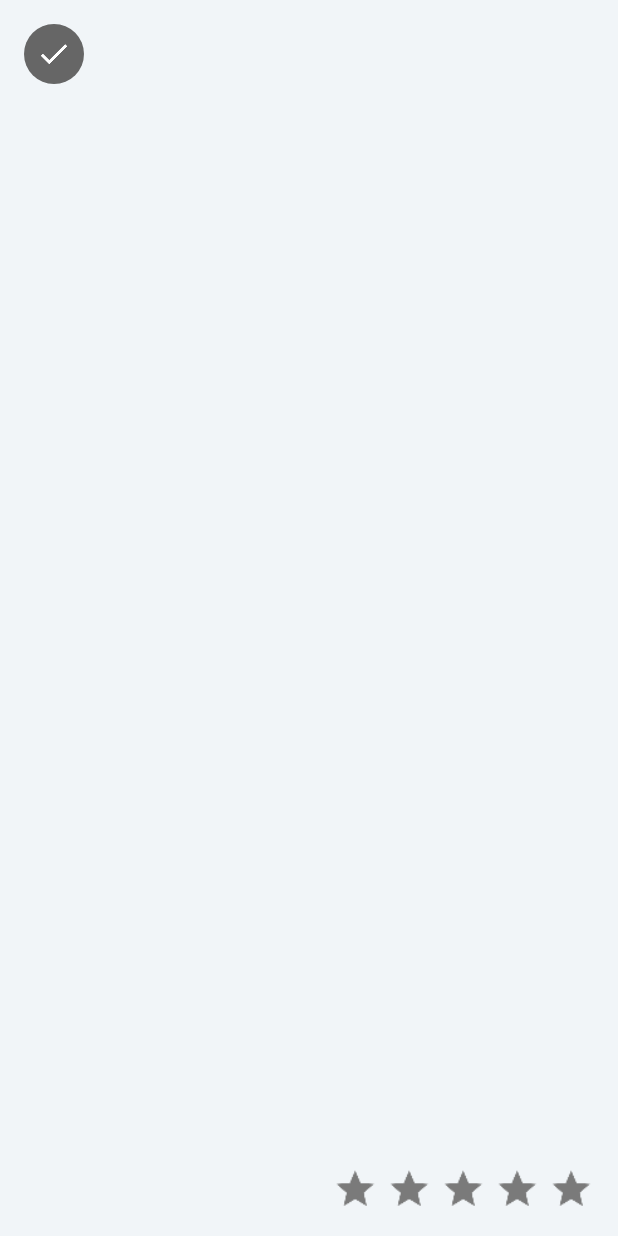
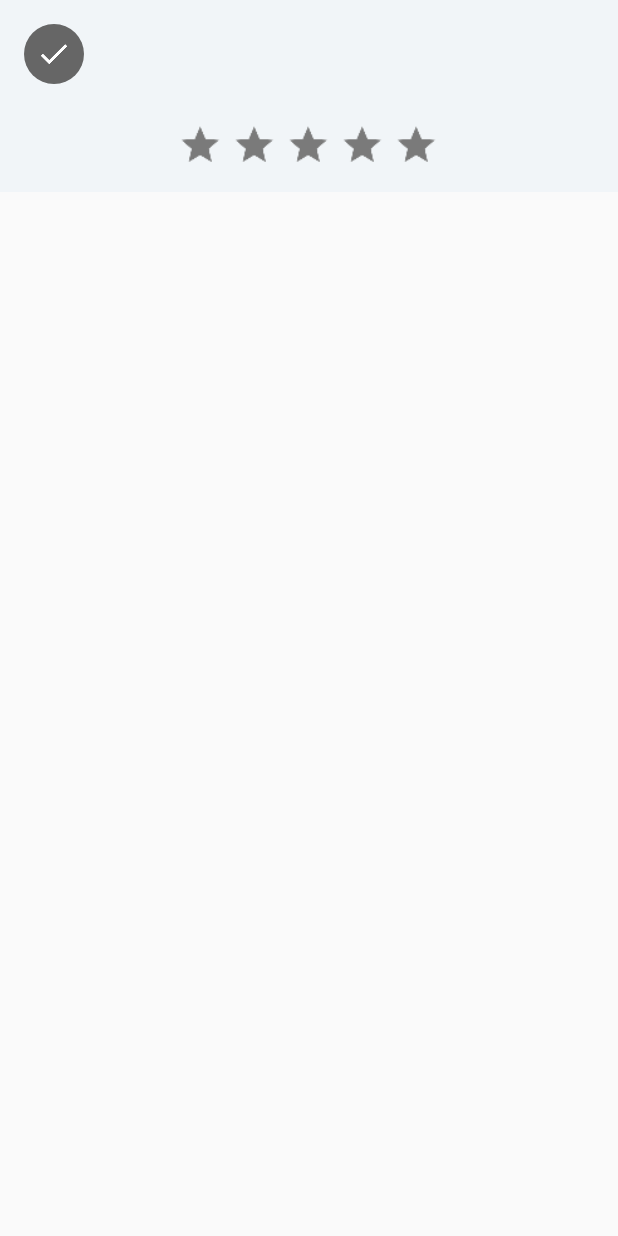
Before and after one commit to Moamen97/Help-Me, an Android app: the layout message_list_row.xml on its own in the app's theme, with its tools: preview values and no code run, on a phone screen of 412 x 824 dp. Run offline under Robolectric (Android 15) with nearby library versions, the phone set to English and light mode, and no system bars.

Commit message:
Final Rate

```diff
--- a/Project/app/src/main/java/com/helpme/Fragments/CarpenterFragment.kt
+++ b/Project/app/src/main/java/com/helpme/Fragments/CarpenterFragment.kt
@@ -26,7 +26,6 @@ class CarpenterFragment : android.support.v4.app.Fragment() {
 
     override fun onCreateView(inflater: LayoutInflater?, container: ViewGroup?, savedInstanceState: Bundle?): View? {
         var view = inflater?.inflate(R.layout.carpenter_fragment, container, false)
-
         var recyclerView = view?.findViewById<RecyclerView>(R.id.post_recycler_view)
         var adapter = postAdapter(this.context, postList, POST_TYPE)
         var mLayoutManager = GridLayoutManager(this.context, 1)
--- a/Project/app/src/main/res/layout/message_list_row.xml
+++ b/Project/app/src/main/res/layout/message_list_row.xml
@@ -15,6 +15,7 @@
         android:id="@+id/message_container"
         android:layout_width="match_parent"
         android:layout_height="wrap_content"
+        android:layout_alignParentTop="true"
         android:clickable="true"
         android:orientation="vertical"
         android:paddingLeft="72dp"
@@ -32,8 +33,9 @@
 
         <TextView
             android:id="@+id/txt_primary"
-            android:layout_width="206dp"
+            android:layout_width="match_parent"
             android:layout_height="wrap_content"
+            android:layout_marginTop="3dp"
             android:ellipsize="end"
             android:lines="10"
             android:maxLines="10"
@@ -42,6 +44,58 @@
             android:textSize="@dimen/msg_text_primary" />
 
     </LinearLayout>
+
+
+    <LinearLayout
+        android:layout_width="wrap_content"
+        android:layout_height="wrap_content"
+        android:layout_below="@+id/message_container"
+        android:layout_centerHorizontal="true"
+        android:layout_marginTop="5dp"
+        android:layout_weight="5"
+        android:orientation="horizontal">
+
+        <ImageView
+            android:id="@+id/firstStar"
+            android:layout_width="@dimen/icon_star"
+            android:layout_height="@dimen/icon_star"
+            android:src="@drawable/ic_star_black_24dp"
+            android:tint="@color/icon_tint_normal" />
+
+        <ImageView
+            android:id="@+id/secondStar"
+            android:layout_width="@dimen/icon_star"
+            android:layout_height="@dimen/icon_star"
+            android:layout_marginLeft="6dp"
+            android:src="@drawable/ic_star_black_24dp"
+            android:tint="@color/icon_tint_normal" />
+
+        <ImageView
+            android:id="@+id/thirdStar"
+            android:layout_width="@dimen/icon_star"
+            android:layout_height="@dimen/icon_star"
+            android:layout_marginLeft="6dp"
+            android:src="@drawable/ic_star_black_24dp"
+            android:tint="@color/icon_tint_normal" />
+
+        <ImageView
+            android:id="@+id/fourthStar"
+            android:layout_width="@dimen/icon_star"
+            android:layout_height="@dimen/icon_star"
+            android:layout_marginLeft="6dp"
+            android:src="@drawable/ic_star_black_24dp"
+            android:tint="@color/icon_tint_normal" />
+
+        <ImageView
+            android:id="@+id/fifthStar"
+            android:layout_width="@dimen/icon_star"
+            android:layout_height="@dimen/icon_star"
+            android:layout_marginLeft="6dp"
+            android:src="@drawable/ic_star_black_24dp"
+            android:tint="@color/icon_tint_normal" />
+
+    </LinearLayout>
+
 
     <RelativeLayout
         android:id="@+id/icon_container"
@@ -99,57 +153,7 @@
         android:layout_height="wrap_content"
         android:layout_alignParentRight="true"
         android:textColor="@color/timestamp"
-        android:textSize="@dimen/timestamp"
+        android:textSize="11sp"
         android:textStyle="bold" />
 
-    <LinearLayout
-        android:layout_marginVertical="20dp"
-        android:layout_width="wrap_content"
-        android:layout_height="wrap_content"
-        android:layout_alignParentBottom="true"
-        android:layout_alignParentRight="true"
-        android:layout_weight="5"
-        android:orientation="horizontal">
-
-        <ImageView
-            android:id="@+id/firstStar"
-            android:layout_width="@dimen/icon_star"
-            android:layout_height="@dimen/icon_star"
-            android:src="@drawable/ic_star_black_24dp"
-            android:tint="@color/icon_tint_normal" />
-
-        <ImageView
-            android:id="@+id/secondStar"
-            android:layout_width="@dimen/icon_star"
-            android:layout_height="@dimen/icon_star"
-            android:layout_marginLeft="6dp"
-            android:src="@drawable/ic_star_black_24dp"
-            android:tint="@color/icon_tint_normal" />
-
-        <ImageView
-            android:id="@+id/thirdStar"
-            android:layout_width="@dimen/icon_star"
-            android:layout_height="@dimen/icon_star"
-            android:layout_marginLeft="6dp"
-            android:src="@drawable/ic_star_black_24dp"
-            android:tint="@color/icon_tint_normal" />
-
-        <ImageView
-            android:id="@+id/fourthStar"
-            android:layout_width="@dimen/icon_star"
-            android:layout_height="@dimen/icon_star"
-            android:layout_marginLeft="6dp"
-            android:src="@drawable/ic_star_black_24dp"
-            android:tint="@color/icon_tint_normal" />
-
-        <ImageView
-            android:id="@+id/fifthStar"
-            android:layout_width="@dimen/icon_star"
-            android:layout_height="@dimen/icon_star"
-            android:layout_marginLeft="6dp"
-            android:src="@drawable/ic_star_black_24dp"
-            android:tint="@color/icon_tint_normal" />
-
-    </LinearLayout>
-
 </RelativeLayout>
```
Also changed, not shown: Project/app/src/main/java/Control/FeedbackControl.kt (added, +56 -0 lines), Project/app/src/main/java/com/helpme/Comment/ShowFeedbacks.java (+5 -2 lines).
